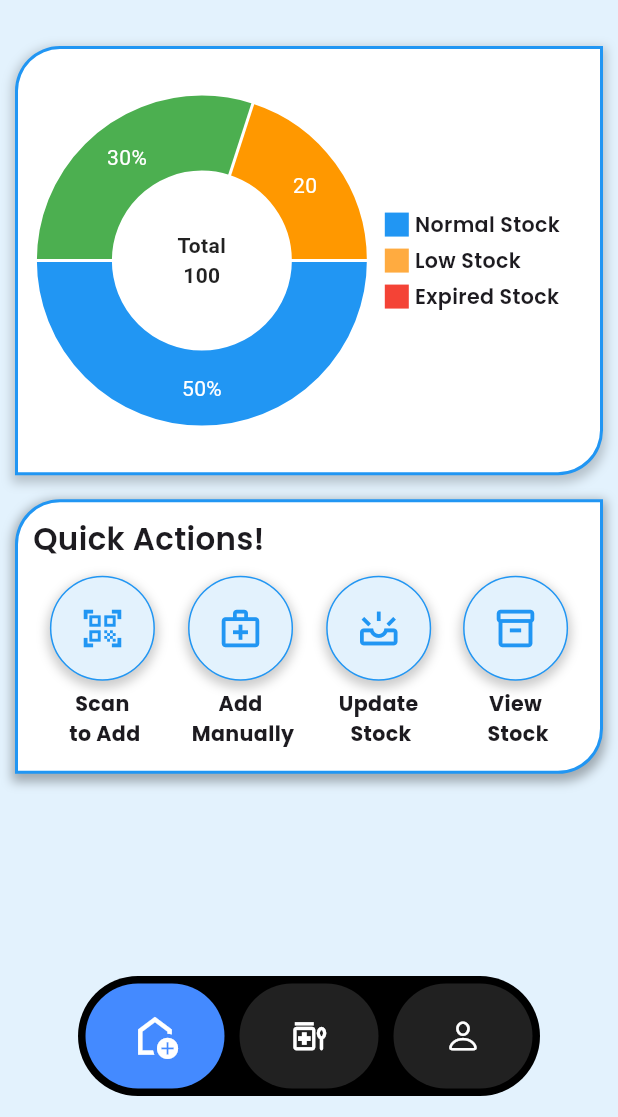
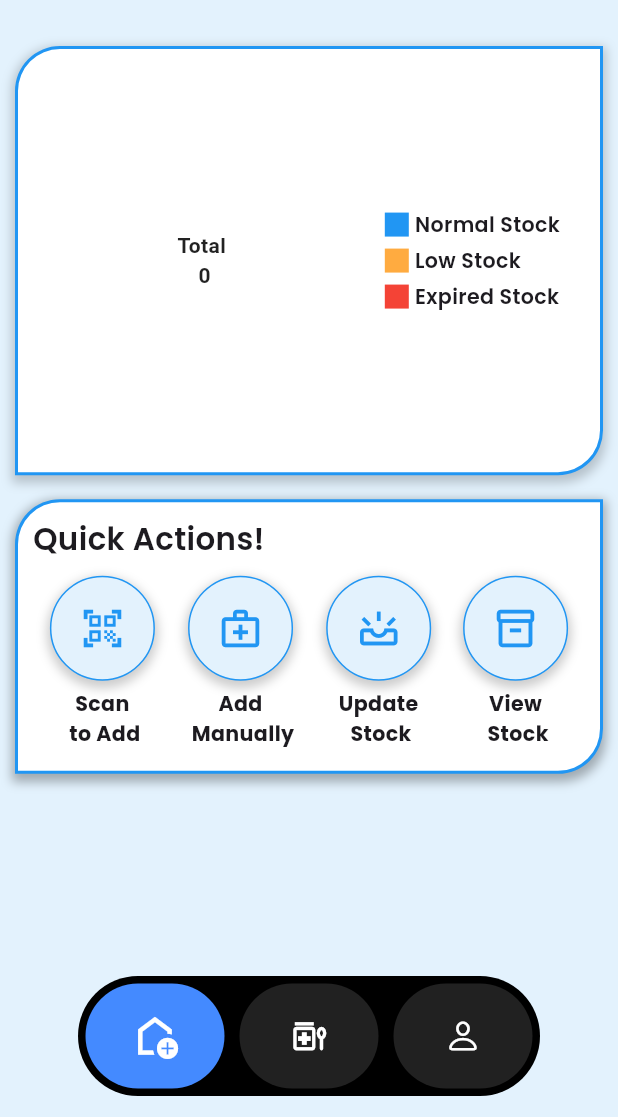
Before and after one commit to inzamam9494/healnixd, a Flutter app: the OnboardingSliderScreen screen opened by its route, after a tap on "Skip", on a phone screen of 412 x 824 dp, the part 119-1236 px from its top. Run offline on Flutter 3.47's test engine with Material 3 defaults, Android fonts, the phone set to English and light mode, and no system bars; drawn by our look-alikes of fl_chart; our stand-ins replace cloud_firestore, firebase_auth, firebase_core, flutter_screenutil, get, google_fonts and 2 more; accounts and stored records are empty.

Commit message:
All medicines analysis show in pie chart

```diff
--- a/lib/screens/bottom_bar/controller/bottom_nav_controller.dart
+++ b/lib/screens/bottom_bar/controller/bottom_nav_controller.dart
@@ -1,4 +1,5 @@
 import 'package:get/get.dart';
+import 'package:healnixd/screens/home/controller/home_controller.dart';
 import 'package:healnixd/screens/home/home_screen.dart';
 import 'package:healnixd/screens/medicines/controller/medicines_stock_controller.dart';
 import 'package:healnixd/screens/medicines/medicines_stock_screen.dart';
@@ -9,6 +10,7 @@ class BottomNavController extends GetxController {
   final MedicinesStockController medicinesStockController = Get.put(
     MedicinesStockController(),
   );
+  final HomeController homeController = Get.put(HomeController());
 
   final screens = [HomeScreen(), MedicinesStockScreen(), ProfileScreen()];
 }
--- a/lib/screens/home/controller/home_controller.dart
+++ b/lib/screens/home/controller/home_controller.dart
@@ -2,19 +2,20 @@ import 'package:cloud_firestore/cloud_firestore.dart';
 import 'package:firebase_auth/firebase_auth.dart';
 import 'package:get/get.dart';
 
-class HomeController extends GetxController{
+class HomeController extends GetxController {
   final FirebaseFirestore _firestore = FirebaseFirestore.instance;
   var userId = FirebaseAuth.instance.currentUser?.uid;
   var userName = ''.obs;
 
-   // 👇 Observable counts (these go directly into Pie Chart UI)
+  // Observable counts (these go directly into Pie Chart UI)
   var totalCount = 0.obs;
   var normalCount = 0.obs;
   var lowStockCount = 0.obs;
   var expiredCount = 0.obs;
+  DateTime now = DateTime.now();
+  late DateTime today = DateTime(now.year, now.month, now.day);
 
-
-   var medicines = <Map<String, dynamic>>[].obs;
+  int lowStockThresholdPercentage = 20; // Define low stock threshold (20%)
 
   @override
   void onInit() {
@@ -22,7 +23,81 @@ class HomeController extends GetxController{
     fetchMedicines();
   }
 
-  Future<void> fetchMedicines() async{
+  void fetchMedicines() {
+    _firestore
+        .collection("user")
+        .doc(userId)
+        .collection("medicines")
+        .snapshots()
+        .listen((snapshot) {
+          int total = snapshot.docs.length;
+          int normal = 0;
+          int lowStock = 0;
+          int expired = 0;
 
+          for (var doc in snapshot.docs) {
+            var data = doc.data();
+            int qty = int.tryParse(data['quantity']?.toString() ?? '0') ?? 0;
+            int size = int.tryParse(data['bottleSize']?.toString() ?? '0') ?? 0;
+            DateTime expiry = _parseExpiryDate(data['expiryDate']);
+            DateTime expiryDateOnly = DateTime(expiry.year, expiry.month, expiry.day);
+
+            // Expiry check: expired if date is before OR equal to today
+            if (expiryDateOnly.isBefore(today) || expiryDateOnly == today) {
+              expired++;
+            }
+            // Low stock check (<= 20% of bottle size)
+            else if (qty <= (size * lowStockThresholdPercentage / 100)) {
+              lowStock++;
+            }
+            //Other normal stock
+            else {
+              normal++;
             }
           }
+          // Update observable counts
+          totalCount.value = total;
+          normalCount.value = normal;
+          lowStockCount.value = lowStock;
+          expiredCount.value = expired;
+        });
+  }
+
+  DateTime _parseExpiryDate(dynamic expiryData) {
+    if (expiryData == null) return DateTime(2100);
+
+    // Handle Firestore Timestamp
+    if (expiryData is Timestamp) {
+      return expiryData.toDate();
+    }
+
+    // Handle String in dd-mm-yyyy format
+    if (expiryData is String) {
+      String dateStr = expiryData.trim();
+
+      // Try parsing dd-mm-yyyy format (your format: "28-9-2025")
+      if (dateStr.contains('-')) {
+        List<String> parts = dateStr.split('-');
+        if (parts.length == 3) {
+          try {
+            int day = int.parse(parts[0]);
+            int month = int.parse(parts[1]);
+            int year = int.parse(parts[2]);
+            return DateTime(year, month, day);
+          } catch (e) {
+            print("Error parsing date: $dateStr");
+          }
+        }
+      }
+
+      // Fallback: try ISO format
+      try {
+        return DateTime.parse(dateStr);
+      } catch (e) {
+        print("Error parsing ISO date: $dateStr");
+      }
+    }
+
+    return DateTime(2100); // Default fallback
+  }
+}
--- a/lib/screens/home/home_screen.dart
+++ b/lib/screens/home/home_screen.dart
@@ -75,39 +75,30 @@ class HomeScreen extends GetView<HomeController> {
                   ),
                 ],
               ),
-              child: Center(
+              child: Obx(() => Center(
                 child: MedicinePieChart(
-                  centerText: "Total\n100", // 👈 dynamic center text
+                  centerText: "Total \n ${controller.totalCount.value.toString()}", // 👈 dynamic center text
                   data: [
                     PieChartSectionData(
                       color: Colors.blue,
-                      value: 50,
-                      title: '50%',
+                      value: controller.normalCount.value.toDouble(),
+                      title: '${controller.normalCount.value}',
                       radius: 50,
-                      titleStyle: const TextStyle(
-                        color: Colors.white,
-                        fontSize: 14,
-                      ),
+                      titleStyle: AppTextStyles.kSmall10SemiBoldTextStyle.copyWith(color: Colors.white),
                     ),
                     PieChartSectionData(
-                      color: Colors.green,
-                      value: 30,
-                      title: '30%',
+                      color: Colors.red,
+                      value: controller.expiredCount.value.toDouble(),
+                      title: '${controller.expiredCount.value}',
                       radius: 50,
-                      titleStyle: const TextStyle(
-                        color: Colors.white,
-                        fontSize: 14,
-                      ),
+                      titleStyle: AppTextStyles.kSmall10SemiBoldTextStyle.copyWith(color: Colors.white),
                     ),
                     PieChartSectionData(
                       color: Colors.orange,
-                      value: 20,
-                      title: '20',
+                      value: controller.lowStockCount.value.toDouble(),
+                      title: '${controller.lowStockCount.value}',
                       radius: 50,
-                      titleStyle: const TextStyle(
-                        color: Colors.white,
-                        fontSize: 14,
-                      ),
+                      titleStyle: AppTextStyles.kSmall10SemiBoldTextStyle.copyWith(color: Colors.white),
                     ),
                   ],
                   indicators: [
@@ -118,7 +109,7 @@ class HomeScreen extends GetView<HomeController> {
                     Indicator(color: Colors.red, text: 'Expired Stock'),
                   ],
                 ),
-              ),
+              )),
             ),
             Container(
               height: 160.sp,
```
Lines whose indentation alone changed are shown as unchanged.
